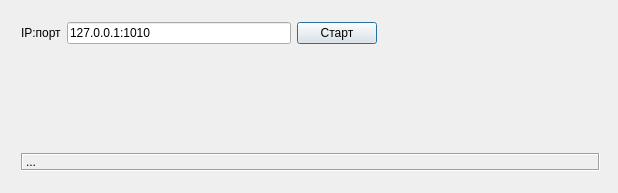
The window that TestTcp/dialog.ui (eugene-pa/armdncqt) describes before a commit, drawn with Qt 5.
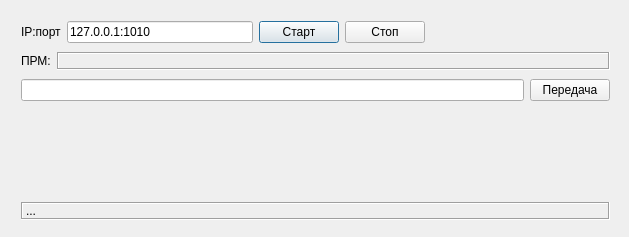
The same window after the commit.

Diff of the .ui file:
```diff
--- a/TestTcp/dialog.ui
+++ b/TestTcp/dialog.ui
@@ -6,8 +6,8 @@
    <rect>
     <x>0</x>
     <y>0</y>
-    <width>618</width>
-    <height>193</height>
+    <width>629</width>
+    <height>237</height>
    </rect>
   </property>
   <property name="windowTitle">
@@ -17,9 +17,9 @@
    <property name="geometry">
     <rect>
      <x>10</x>
-     <y>11</y>
-     <width>601</width>
-     <height>171</height>
+     <y>10</y>
+     <width>611</width>
+     <height>221</height>
     </rect>
    </property>
    <layout class="QVBoxLayout" name="verticalLayout">
@@ -46,6 +46,13 @@
         </property>
        </widget>
       </item>
+      <item>
+       <widget class="QPushButton" name="pushButtonStop">
+        <property name="text">
+         <string>Стоп</string>
+        </property>
+       </widget>
+      </item>
       <item>
        <spacer name="horizontalSpacer">
         <property name="orientation">
@@ -62,11 +69,60 @@
      </layout>
     </item>
     <item>
-     <widget class="QLabel" name="labelRcv">
-      <property name="text">
-       <string/>
+     <layout class="QHBoxLayout" name="horizontalLayout_3" stretch="0,1">
+      <property name="topMargin">
+       <number>3</number>
       </property>
-     </widget>
+      <property name="bottomMargin">
+       <number>3</number>
+      </property>
+      <item>
+       <widget class="QLabel" name="label_2">
+        <property name="sizePolicy">
+         <sizepolicy hsizetype="Minimum" vsizetype="Preferred">
+          <horstretch>0</horstretch>
+          <verstretch>0</verstretch>
+         </sizepolicy>
+        </property>
+        <property name="text">
+         <string>ПРМ:</string>
+        </property>
+       </widget>
+      </item>
+      <item>
+       <widget class="QLabel" name="labelRcv">
+        <property name="sizePolicy">
+         <sizepolicy hsizetype="Preferred" vsizetype="Preferred">
+          <horstretch>0</horstretch>
+          <verstretch>0</verstretch>
+         </sizepolicy>
+        </property>
+        <property name="frameShape">
+         <enum>QFrame::Box</enum>
+        </property>
+        <property name="frameShadow">
+         <enum>QFrame::Sunken</enum>
+        </property>
+        <property name="text">
+         <string/>
+        </property>
+       </widget>
+      </item>
+     </layout>
+    </item>
+    <item>
+     <layout class="QHBoxLayout" name="horizontalLayout_2">
+      <item>
+       <widget class="QLineEdit" name="lineEdit"/>
+      </item>
+      <item>
+       <widget class="QPushButton" name="pushButton">
+        <property name="text">
+         <string>Передача</string>
+        </property>
+       </widget>
+      </item>
+     </layout>
     </item>
     <item>
      <spacer name="verticalSpacer">
```
